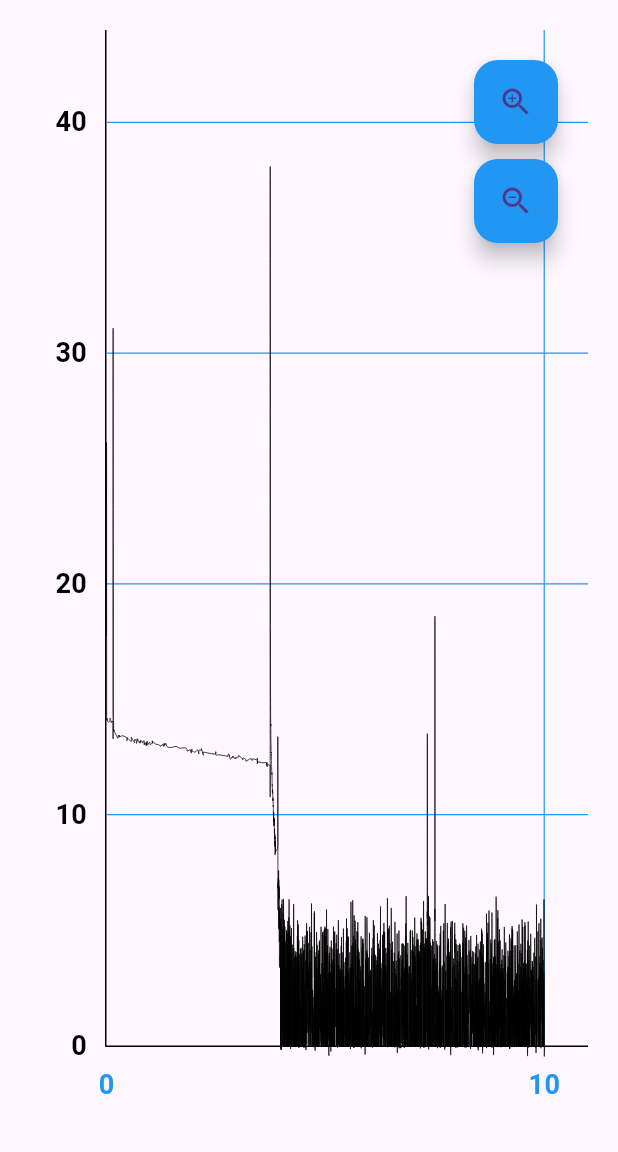
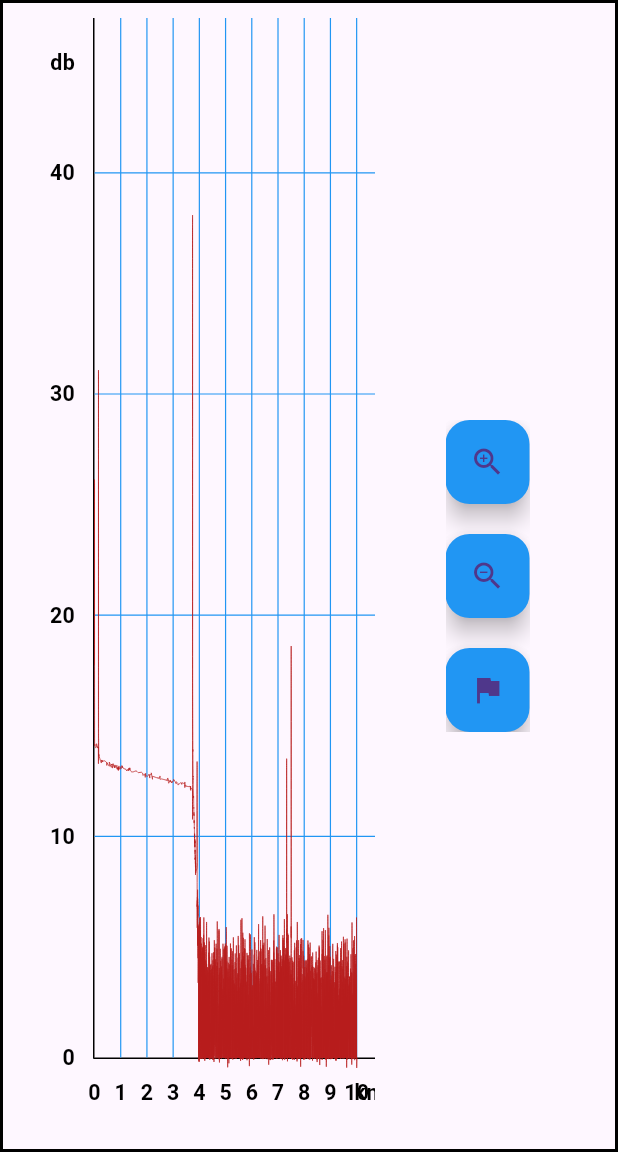
Before and after one commit to muscle-memory/second_GMT, a Flutter app: the screen it shows after launch, on a phone screen of 412 x 824 dp, the part 84-1236 px from its top. Run offline on Flutter 3.47's test engine with Material 3 defaults, Android fonts, the light colour scheme and no system bars; drawn by our look-alikes of fl_chart.

Commit message:
last_chart

```diff
--- a/lib/main.dart
+++ b/lib/main.dart
@@ -2,20 +2,23 @@ import 'package:chart_sample/presentation/screens/line_chart_screen.dart';
 import 'package:flutter/material.dart';
 
 void main() {
-  runApp(const MyApp());
+  runApp(MyApp());
 }
 
 class MyApp extends StatelessWidget {
-  const MyApp({super.key});
+  final TransformationController _transformationController = TransformationController();
+
+   MyApp({super.key});
 
   @override
   Widget build(BuildContext context) {
     return MaterialApp(
+      debugShowCheckedModeBanner: false,
       title: 'Chart Example',
       theme: ThemeData(
         primarySwatch: Colors.blue,
       ),
-      home: const LineChartScreen(),
+      home: LineChartScreen(transformationController: _transformationController),
     );
   }
 }
--- a/lib/presentation/resources/app_resources.dart
+++ b/lib/presentation/resources/app_colors.dart
@@ -3,5 +3,5 @@ import 'package:flutter/material.dart';
 class AppColors {
   static const contentColorBlue = Colors.blue;
   static const contentColorBlack = Colors.black;
-  static const contentColorPink = Colors.pink;
+  static const contentColorred = Color(0xFFB71C1C);
 }
--- a/lib/presentation/resources/value_resources.dart
+++ b/lib/presentation/resources/value_resources.dart
@@ -10,7 +10,6 @@ Future<List<Map<String, double>>> loadTraceData() async {
     List<String> values = line.split(RegExp(r'[,\s]+')).map((value) =>
         value.trim()).toList();
 
-    // x와 y 값이 존재할 경우
     if (values.length == 2) {
       double? x = double.tryParse(values[0]);
       double? y = double.tryParse(values[1]);
--- a/lib/presentation/screens/line_chart_screen.dart
+++ b/lib/presentation/screens/line_chart_screen.dart
@@ -1,8 +1,15 @@
 import 'package:flutter/material.dart';
 import 'package:chart_sample/presentation/widgets/line_chart_sample.dart';
 
+import '../widgets/zoom_controls.dart';
+
 class LineChartScreen extends StatelessWidget {
-  const LineChartScreen({super.key});
+  final TransformationController transformationController;
+
+  const LineChartScreen({
+    super.key,
+    required this.transformationController,
+  });
 
   @override
   Widget build(BuildContext context) {
@@ -13,9 +20,36 @@ class LineChartScreen extends StatelessWidget {
       body: SafeArea(
         child: Center(
           child: Container(
-            padding: const EdgeInsets.all(20.0),
-            child: const LineChartSample(),
-          )
+            padding: const EdgeInsets.all(10.0),
+            decoration: BoxDecoration(
+              border: Border.all(
+                color: Colors.black,
+                width: 2.0,
+              ),
+            ),
+            child: Row(
+              mainAxisAlignment: MainAxisAlignment.center,
+              children: [
+                Expanded(
+                  child: InteractiveViewer(
+                    transformationController: transformationController,
+                    child: LineChartSample(),
+                  ),
+                ),
+                SizedBox(
+                  width: 150,
+                  child: Column(
+                    mainAxisAlignment: MainAxisAlignment.center,
+                    children: [
+                      InteractiveViewer(
+                        child: ZoomControls(controller: transformationController),
+                      ),
+                    ],
+                  ),
+                )
+              ],
+            ),
+          ),
         ),
       ),
     );
--- a/lib/presentation/widgets/line_chart_container.dart
+++ b/lib/presentation/widgets/line_chart_container.dart
@@ -20,9 +20,9 @@ class LineChartContainerState extends State<LineChartContainer> {
     _chartDataFuture = loadTraceData().then((traceData) {
       return ChartData(
         minX: 0,
-        maxX: 11,
+        maxX: 10.7,
         minY: 0,
-        maxY: 44,
+        maxY: 47,
         traceData: traceData,
       );
     });
@@ -41,7 +41,6 @@ class LineChartContainerState extends State<LineChartContainer> {
         final chartData = snapshot.data!;
         return LineChartWithZoom(
           chartData: chartData,
-          transformationController: _transformationController,
         );
       },
     );
--- a/lib/presentation/widgets/line_chart_with_zoom.dart
+++ b/lib/presentation/widgets/line_chart_with_zoom.dart
@@ -1,33 +1,24 @@
 import 'package:flutter/material.dart';
 import 'package:fl_chart/fl_chart.dart';
-import 'package:chart_sample/presentation/resources/app_resources.dart';
+import 'package:chart_sample/presentation/resources/app_colors.dart';
 import 'package:chart_sample/domain/models/chart_data.dart';
 import 'package:chart_sample/presentation/widgets/zoom_controls.dart';
 import 'package:chart_sample/presentation/widgets/title_widgets.dart';
 
 class LineChartWithZoom extends StatelessWidget {
   final ChartData chartData;
-  final TransformationController transformationController;
 
   const LineChartWithZoom({
     super.key,
     required this.chartData,
-    required this.transformationController,
   });
 
   @override
   Widget build(BuildContext context) {
     return LayoutBuilder(
       builder: (context, constraints) {
-        return Stack(
-          children: [
-            _buildInteractiveChart(constraints),
-            Positioned(
-              right: 20,
-              top: 20,
-              child: ZoomControls(controller: transformationController),
-            ),
-          ],
+        return Center(
+          child: _buildInteractiveChart(constraints), // 차트 위젯
         );
       },
     );
@@ -37,7 +28,6 @@ class LineChartWithZoom extends StatelessWidget {
     return InteractiveViewer(
       panEnabled: true,
       scaleEnabled: true,
-      transformationController: transformationController,
       minScale: 1.0,
       maxScale: 3.0,
       child: SizedBox(
@@ -52,11 +42,11 @@ class LineChartWithZoom extends StatelessWidget {
     return LineChartData(
       lineTouchData: LineTouchData(
         enabled: true,
-        handleBuiltInTouches: false
+        handleBuiltInTouches: false,
       ),
       lineBarsData: [
         LineChartBarData(
-          color: AppColors.contentColorBlack,
+          color: AppColors.contentColorred,
           spots: chartData.spots,
           isCurved: true,
           isStrokeCapRound: true,
@@ -88,6 +78,7 @@ class LineChartWithZoom extends StatelessWidget {
           showTitles: true,
           getTitlesWidget: (value, meta) => leftTitleWidgets(value, meta, chartWidth),
           reservedSize: 50,
+          interval: 5,
         ),
         drawBelowEverything: true,
       ),
@@ -96,7 +87,7 @@ class LineChartWithZoom extends StatelessWidget {
           showTitles: true,
           getTitlesWidget: (value, meta) => bottomTitleWidgets(value, meta, chartWidth),
           reservedSize: 50,
-          interval: 10,
+          interval: 0.5,
         ),
         drawBelowEverything: true,
       ),
@@ -115,9 +106,9 @@ class LineChartWithZoom extends StatelessWidget {
       drawHorizontalLine: true,
       drawVerticalLine: true,
       horizontalInterval: 10,
-      verticalInterval: 10,
+      verticalInterval: 1,
       checkToShowHorizontalLine: (value) => value.toInt() % 10 == 0,
-      checkToShowVerticalLine: (value) => value.toInt() % 10 == 0,
+      checkToShowVerticalLine: (value) => value.toInt() % 1 == 0,
       getDrawingHorizontalLine: (_) => FlLine(
         color: AppColors.contentColorBlue.withOpacity(1),
         strokeWidth: 0.8,
--- a/lib/presentation/widgets/title_widgets.dart
+++ b/lib/presentation/widgets/title_widgets.dart
@@ -1,18 +1,27 @@
 import 'dart:math';
 import 'package:flutter/material.dart';
 import 'package:fl_chart/fl_chart.dart';
-import 'package:chart_sample/presentation/resources/app_resources.dart';
+import 'package:chart_sample/presentation/resources/app_colors.dart';
 
 Widget bottomTitleWidgets(double value, TitleMeta meta, double chartWidth) {
-  if (value % 10 != 0) {
-    return Container();
-  }
+  String label = meta.formattedValue;
 
   final style = TextStyle(
-    color: AppColors.contentColorBlue,
+    color: AppColors.contentColorBlack,
     fontWeight: FontWeight.bold,
     fontSize: min(18, 18 * chartWidth / 300),
   );
+
+  if (value % 1 != 0) {
+    if (value == 10.5) {
+      return SideTitleWidget(
+        axisSide: meta.axisSide,
+        space: 12,
+        child: Text("km", style: style),
+      );
+    }
+    return Container();
+  }
 
   return SideTitleWidget(
     axisSide: meta.axisSide,
@@ -21,10 +30,10 @@ Widget bottomTitleWidgets(double value, TitleMeta meta, double chartWidth) {
   );
 }
 
+
+
 Widget leftTitleWidgets(double value, TitleMeta meta, double chartWidth) {
-  if (value % 10 != 0) {
-    return Container();
-  }
+  String label = meta.formattedValue;
 
   final style = TextStyle(
     color: AppColors.contentColorBlack,
@@ -32,6 +41,17 @@ Widget leftTitleWidgets(double value, TitleMeta meta, double chartWidth) {
     fontSize: min(18, 18 * chartWidth / 300),
   );
 
+  if (value % 10 != 0) {
+    if (value == 45) {
+      return SideTitleWidget(
+        axisSide: meta.axisSide,
+        space: 12,
+        child: Text("db", style: style),
+      );
+    }
+    return Container();
+  }
+
   return SideTitleWidget(
     axisSide: meta.axisSide,
     space: 12,
--- a/lib/presentation/widgets/zoom_controls.dart
+++ b/lib/presentation/widgets/zoom_controls.dart
@@ -4,7 +4,10 @@ import 'package:flutter/material.dart';
 class ZoomControls extends StatefulWidget {
   final TransformationController controller;
 
-  const ZoomControls({super.key, required this.controller});
+  const ZoomControls({
+    super.key,
+    required this.controller,
+  });
 
   @override
   ZoomControlsState createState() => ZoomControlsState();
@@ -27,6 +30,12 @@ class ZoomControlsState extends State<ZoomControls> {
     });
   }
 
+  void _information() {
+    setState(() {
+    });
+  }
+
+
   @override
   Widget build(BuildContext context) {
     return Column(
@@ -36,12 +45,18 @@ class ZoomControlsState extends State<ZoomControls> {
           backgroundColor: Colors.blue,
           child: const Icon(Icons.zoom_in),
         ),
-        const SizedBox(height: 10),
+        const SizedBox(height: 20),
         FloatingActionButton(
           onPressed: _zoomOut,
           backgroundColor: Colors.blue,
           child: const Icon(Icons.zoom_out),
         ),
+        const SizedBox(height: 20),
+        FloatingActionButton(
+          onPressed: _information,
+          backgroundColor: Colors.blue,
+          child: const Icon(Icons.assistant_photo),
+        ),
       ],
     );
   }
```
Also changed, not shown: 5 other files.
